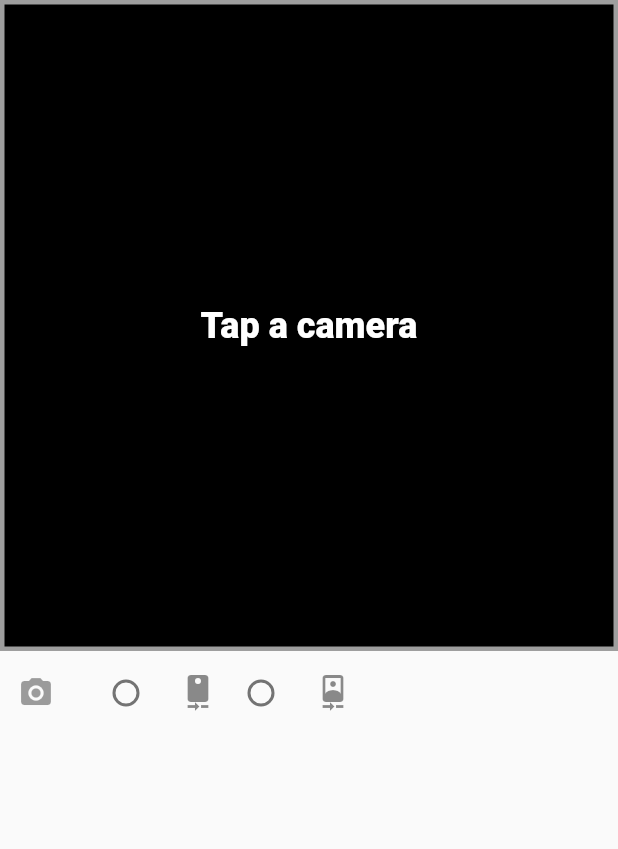
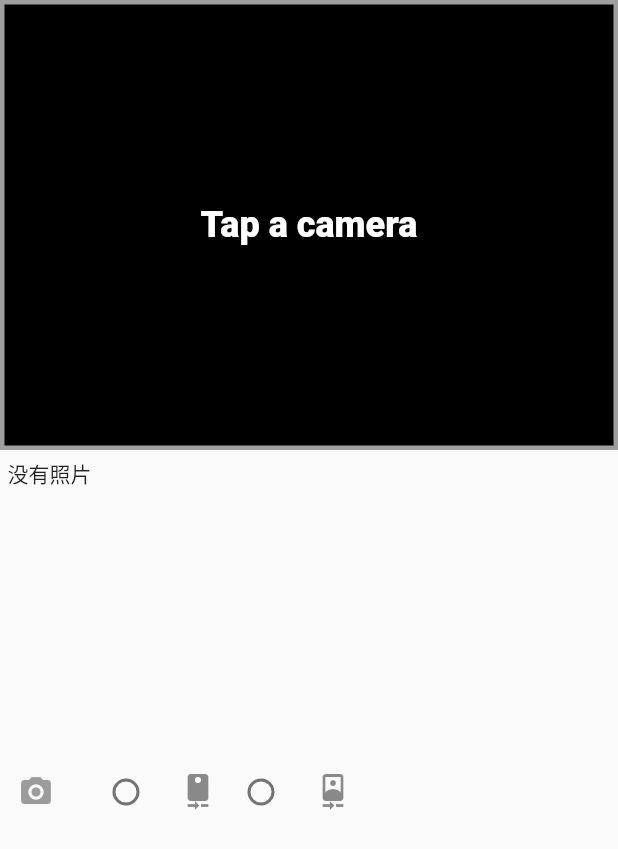
Before and after one commit to kagurazakayashi/ChoosePhoto-F, a Flutter app: the screen it shows after launch, on a phone screen of 412 x 824 dp. Shown: the top 849 px of the screen. Run offline on Flutter 3.47's test engine with Material 2 defaults, Android fonts, the phone set to English and light mode, and no system bars; our stand-ins replace camera.

Commit message:
拍摄照片保存并将其显示在列表中

```diff
--- a/lib/main.dart
+++ b/lib/main.dart
@@ -1,43 +1,18 @@
 import 'package:flutter/material.dart';
 import 'package:camera/camera.dart';
 import 'package:path_provider/path_provider.dart';
-// import 'package:video_player/video_player.dart';
 import 'dart:async';
 import 'dart:io';
-
-// void main() => runApp(MyApp());
 
 List<CameraDescription> cameras;
 
 Future<void> main() async {
-  // Fetch the available cameras before initializing the app.
   try {
     cameras = await availableCameras();
   } on CameraException catch (e) {
     logError(e.code, e.description);
   }
   runApp(CameraApp());
-}
-
-// class MyApp extends StatelessWidget {
-//   // This widget is the root of your application.
-//   @override
-//   Widget build(BuildContext context) {
-//     return MaterialApp(
-//       title: 'Flutter Demo',
-//       theme: ThemeData(
-//         primarySwatch: Colors.blue,
-//       ),
-//       home: MyHomePage(title: 'Flutter Demo Home Page'),
-//     );
-//   }
-// }
-
-class CameraExampleHome extends StatefulWidget {
-  @override
-  _CameraExampleHomeState createState() {
-    return _CameraExampleHomeState();
-  }
 }
 
 IconData getCameraLensIcon(CameraLensDirection direction) {
@@ -55,41 +30,40 @@ IconData getCameraLensIcon(CameraLensDirection direction) {
 void logError(String code, String message) =>
     print('Error: $code\nError Message: $message');
 
-class _CameraExampleHomeState extends State<CameraExampleHome> {
+/*
+ * @msg: 摄像头状态类
+ */
+class CameraHome extends StatefulWidget {
+  @override
+  _CameraHomeState createState() {
+    return _CameraHomeState();
+  }
+}
+class _CameraHomeState extends State<CameraHome> {
   CameraController controller;
   String imagePath;
   String videoPath;
-  // VideoPlayerController videoController;
   VoidCallback videoPlayerListener;
 
+  var widthcount = 2;
+  var dataarr = ["没有照片"];
+  var imgdir = "";
+
   final GlobalKey<ScaffoldState> _scaffoldKey = GlobalKey<ScaffoldState>();
-
-  // @override
-  // void initState() {
-  //   main11();
-  //   super.initState();
-  // }
-  // main11() async {
-  //   // Fetch the available cameras before initializing the app.
-  //   try {
-  //     cameras = await availableCameras();
-  //   } on CameraException catch (e) {
-  //     logError(e.code, e.description);
-  //   }
-  //   // runApp(CameraApp());
-  // }
+  @override
+  void initState() {
+    listfiles();
+    super.initState();
+  }
 
   @override
   Widget build(BuildContext context) {
     return Scaffold(
       key: _scaffoldKey,
-      // appBar: AppBar(
-      //   title: const Text('Camera example'),
-      // ),
       body: Column(
         children: <Widget>[
           Container(
-            height: 500,
+            height: 300,
             child: Column(
               children: <Widget>[
                 Expanded(
@@ -112,34 +86,48 @@ class _CameraExampleHomeState extends State<CameraExampleHome> {
                     ),
                   ),
                 ),
-                Row(
-                  children: <Widget>[
-                    _captureControlRowWidget(),
-                    _cameraTogglesRowWidget(),
-                  ],
-                ),
-                Padding(
-                  padding: const EdgeInsets.all(5.0),
-                  child: Row(
-                    mainAxisAlignment: MainAxisAlignment.start,
-                    children: <Widget>[
-                      // _cameraTogglesRowWidget(),
-                      _thumbnailWidget(),
-                    ],
-                  ),
-                ),
               ],
             ),
           ),
           Container(
-            child: _thumbnailWidgetBig(100.0),
-          )
+            height: 200,
+            child: createGridView(),
+          ),
+          Row(
+            mainAxisAlignment: MainAxisAlignment.start,
+            children: <Widget>[
+              _captureControlRowWidget(),
+              _cameraTogglesRowWidget(),
+              // _thumbnailWidget(),
+            ],
+          ),
         ],
       ),
     );
   }
 
-  /// Display the preview from the camera (or a message if the preview is not available).
+  Widget createGridView() {
+    return new GridView.count(
+      padding: const EdgeInsets.all(5.0),
+      mainAxisSpacing: 5.0,
+      crossAxisSpacing: 5.0,
+      childAspectRatio: 1.0,
+      crossAxisCount: widthcount,
+      children: dataarr.map((var nowdata) {
+        return nowdata != "没有照片" ? Image.file(File(nowdata)) : Text(nowdata);
+        // return Text(nowdata);
+      }).toList(),
+    );
+  }
+
+  Widget _buildRow(String suggestions) {
+    return Container(
+        height: 100,
+        width: 100,
+        color: Colors.yellow,
+        child: Text(suggestions));
+  }
+
   Widget _cameraPreviewWidget() {
     if (controller == null || !controller.value.isInitialized) {
       return const Text(
@@ -158,7 +146,6 @@ class _CameraExampleHomeState extends State<CameraExampleHome> {
     }
   }
 
-  /// Display the thumbnail of the captured image or video.
   Widget _thumbnailWidget() {
     return Expanded(
       child: Align(
@@ -174,15 +161,14 @@ class _CameraExampleHomeState extends State<CameraExampleHome> {
     );
   }
 
-  /// Display the thumbnail of the captured image or video.
-  Widget _thumbnailWidgetBig(double size) {
+  Widget _thumbnailWidgetBig(String picpush, double size) {
     return Expanded(
       child: Align(
         alignment: Alignment.centerLeft,
         child: imagePath == null
             ? null
             : SizedBox(
-                child: Image.file(File(imagePath)),
+                child: Image.file(File(picpush)),
                 width: size,
                 height: size,
               ),
@@ -190,7 +176,6 @@ class _CameraExampleHomeState extends State<CameraExampleHome> {
     );
   }
 
-  /// Display the control bar with buttons to take pictures and record videos.
   Widget _captureControlRowWidget() {
     return Row(
       mainAxisAlignment: MainAxisAlignment.spaceEvenly,
@@ -205,24 +190,6 @@ class _CameraExampleHomeState extends State<CameraExampleHome> {
               ? onTakePictureButtonPressed
               : null,
         ),
-        // IconButton(
-        //   icon: const Icon(Icons.videocam),
-        //   color: Colors.blue,
-        //   onPressed: controller != null &&
-        //           controller.value.isInitialized &&
-        //           !controller.value.isRecordingVideo
-        //       ? onVideoRecordButtonPressed
-        //       : null,
-        // ),
-        // IconButton(
-        //   icon: const Icon(Icons.stop),
-        //   color: Colors.red,
-        //   onPressed: controller != null &&
-        //           controller.value.isInitialized &&
-        //           controller.value.isRecordingVideo
-        //       ? onStopButtonPressed
-        //       : null,
-        // )
       ],
     );
   }
@@ -260,17 +227,21 @@ class _CameraExampleHomeState extends State<CameraExampleHome> {
     _scaffoldKey.currentState.showSnackBar(SnackBar(content: Text(message)));
   }
 
+  /*
+   * @msg: 切换摄像头
+   * @param {CameraDescription} 摄像头名称
+   * @return: void
+   */
   void onNewCameraSelected(CameraDescription cameraDescription) async {
     if (controller != null) {
       await controller.dispose();
     }
     controller = CameraController(cameraDescription, ResolutionPreset.high);
 
-    // If the controller is updated then update the UI.
     controller.addListener(() {
       if (mounted) setState(() {});
       if (controller.value.hasError) {
-        showInSnackBar('Camera error ${controller.value.errorDescription}');
+        showInSnackBar('错误：摄像头发生问题，${controller.value.errorDescription}');
       }
     });
 
@@ -285,97 +256,64 @@ class _CameraExampleHomeState extends State<CameraExampleHome> {
     }
   }
 
+  /*
+   * @msg: 拍照按钮被按下
+   * @return: void
+   */
   void onTakePictureButtonPressed() {
     takePicture().then((String filePath) {
       if (mounted) {
         setState(() {
           imagePath = filePath;
-          // videoController?.dispose();
-          // videoController = null;
+          if (dataarr.length == 1 && dataarr[0] == "没有照片") {
+            dataarr[0] = filePath;
+          } else {
+            dataarr.add(filePath);
+          }
         });
         if (filePath != null) showInSnackBar('Picture saved to $filePath');
       }
     });
   }
 
-  // void onVideoRecordButtonPressed() {
-  //   startVideoRecording().then((String filePath) {
-  //     if (mounted) setState(() {});
-  //     if (filePath != null) showInSnackBar('Saving video to $filePath');
-  //   });
-  // }
+  /*
+  * @msg: 取得临时文件夹中的照片
+  * @return: void (保存至属性 dataarr )
+  */
+  listfiles() async {
+    final Directory extDir = await getApplicationDocumentsDirectory();
+    final String dirPath = '${extDir.path}/Pictures/flutter_test';
+    await Directory(dirPath).create(recursive: true);
+    var dir = Directory(dirPath);
+    var dirList = dir.list();
+    try {
+      await for (FileSystemEntity f in dirList) {
+        // i++;
+        if (f is File) {
+          if (dataarr[0] == "没有照片") {
+            setState(() {
+              dataarr[0] = f.path.toString();
+            });
+          } else {
+            setState(() {
+              dataarr.add(f.path.toString());
+            });
+          }
+          print('已有文件 ${f.path}');
+        } else if (f is Directory) {
+          print('已有文件夹 ${f.path}');
+        }
+      }
+    } catch (e) {
+      print("错误：取得临时文件夹中的照片没有成功。");
+      print(e.toString());
+    }
+  }
 
-  // void onStopButtonPressed() {
-  //   stopVideoRecording().then((_) {
-  //     if (mounted) setState(() {});
-  //     showInSnackBar('Video recorded to: $videoPath');
-  //   });
-  // }
-
-  // Future<String> startVideoRecording() async {
-  //   if (!controller.value.isInitialized) {
-  //     showInSnackBar('Error: select a camera first.');
-  //     return null;
-  //   }
-
-  //   final Directory extDir = await getApplicationDocumentsDirectory();
-  //   final String dirPath = '${extDir.path}/Movies/flutter_test';
-  //   await Directory(dirPath).create(recursive: true);
-  //   final String filePath = '$dirPath/${timestamp()}.mp4';
-
-  //   if (controller.value.isRecordingVideo) {
-  //     // A recording is already started, do nothing.
-  //     return null;
-  //   }
-
-  //   try {
-  //     videoPath = filePath;
-  //     await controller.startVideoRecording(filePath);
-  //   } on CameraException catch (e) {
-  //     _showCameraException(e);
-  //     return null;
-  //   }
-  //   return filePath;
-  // }
-
-  // Future<void> stopVideoRecording() async {
-  //   if (!controller.value.isRecordingVideo) {
-  //     return null;
-  //   }
-
-  //   try {
-  //     await controller.stopVideoRecording();
-  //   } on CameraException catch (e) {
-  //     _showCameraException(e);
-  //     return null;
-  //   }
-
-  //   await _startVideoPlayer();
-  // }
-
-  // Future<void> _startVideoPlayer() async {
-  //   final VideoPlayerController vcontroller =
-  //       VideoPlayerController.file(File(videoPath));
-  //   videoPlayerListener = () {
-  //     if (videoController != null && videoController.value.size != null) {
-  //       // Refreshing the state to update video player with the correct ratio.
-  //       if (mounted) setState(() {});
-  //       videoController.removeListener(videoPlayerListener);
-  //     }
-  //   };
-  //   vcontroller.addListener(videoPlayerListener);
-  //   await vcontroller.setLooping(true);
-  //   await vcontroller.initialize();
-  //   await videoController?.dispose();
-  //   if (mounted) {
-  //     setState(() {
-  //       imagePath = null;
-  //       videoController = vcontroller;
-  //     });
-  //   }
-  //   await vcontroller.play();
-  // }
-
+  /*
+   * @msg: 拍摄照片并保存到文件
+   * @return: Future<String> (文件路径)
+   */
   Future<String> takePicture() async {
     if (!controller.value.isInitialized) {
       showInSnackBar('Error: select a camera first.');
@@ -405,12 +343,14 @@ class _CameraExampleHomeState extends State<CameraExampleHome> {
     showInSnackBar('Error: ${e.code}\n${e.description}');
   }
 }
-
+/*
+ * @msg: 初始化
+ */
 class CameraApp extends StatelessWidget {
   @override
   Widget build(BuildContext context) {
     return MaterialApp(
-      home: CameraExampleHome(),
+      home: CameraHome(),
     );
   }
 }
```
